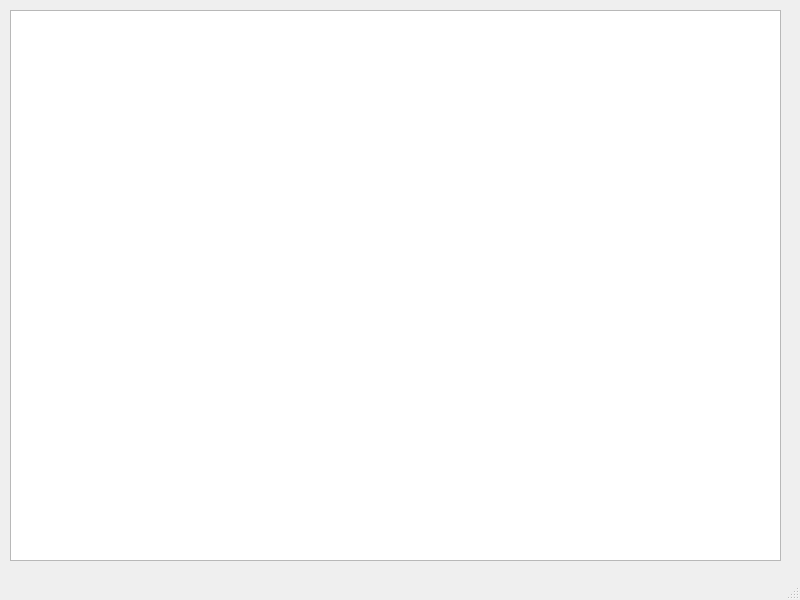
The window that main.ui (aur112/coffee3) describes before a commit, drawn with Qt 5.
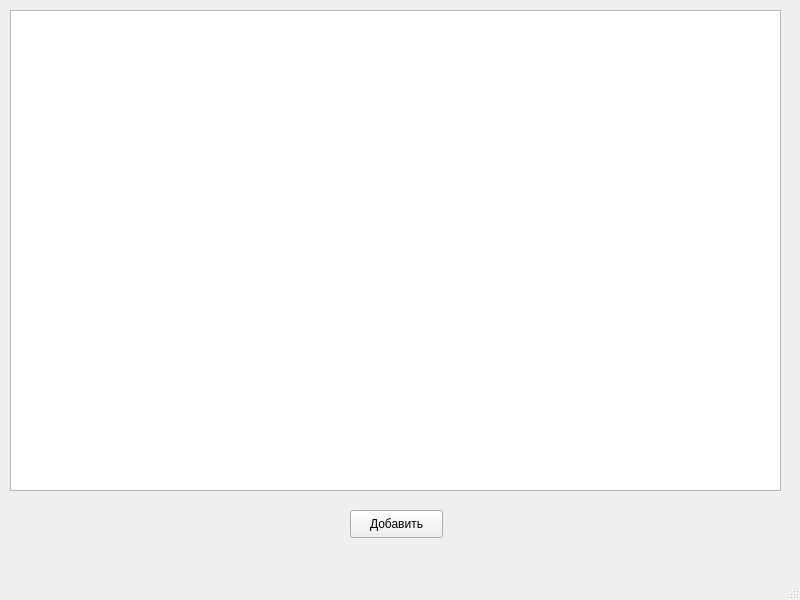
The same window after the commit.

What changed in the file:
```diff
--- a/main.ui
+++ b/main.ui
@@ -20,10 +20,23 @@
       <x>10</x>
       <y>10</y>
       <width>771</width>
-      <height>551</height>
+      <height>481</height>
      </rect>
     </property>
    </widget>
+   <widget class="QPushButton" name="add">
+    <property name="geometry">
+     <rect>
+      <x>350</x>
+      <y>510</y>
+      <width>93</width>
+      <height>28</height>
+     </rect>
+    </property>
+    <property name="text">
+     <string>Добавить</string>
+    </property>
+   </widget>
   </widget>
   <widget class="QMenuBar" name="menubar">
    <property name="geometry">
```
